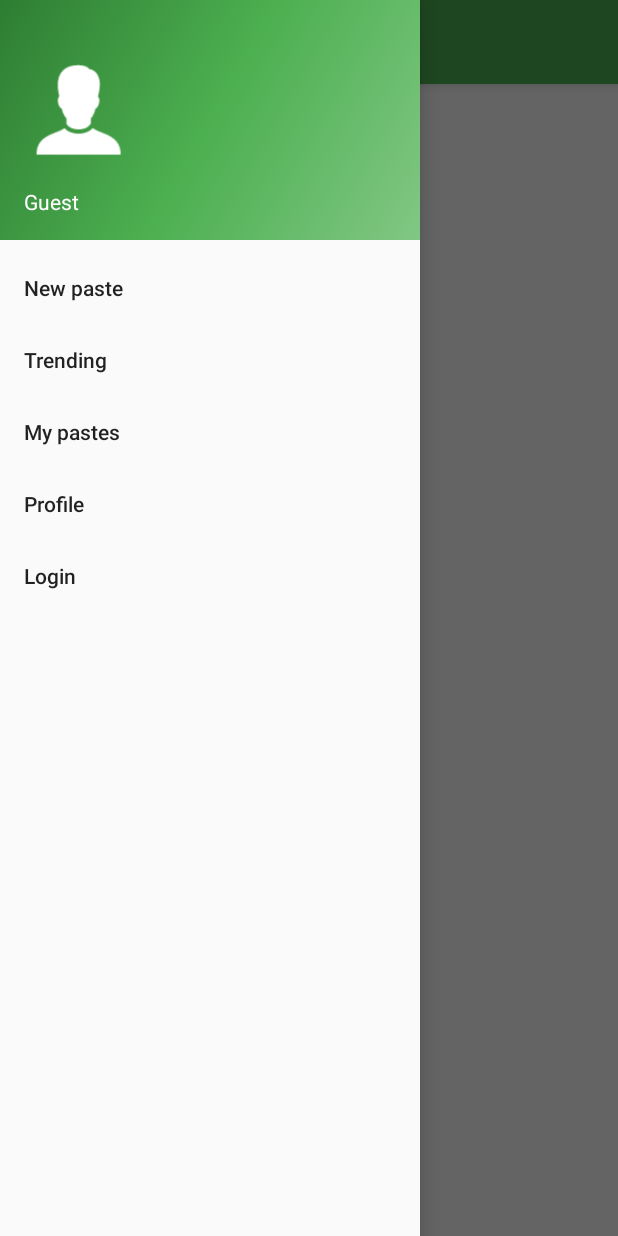
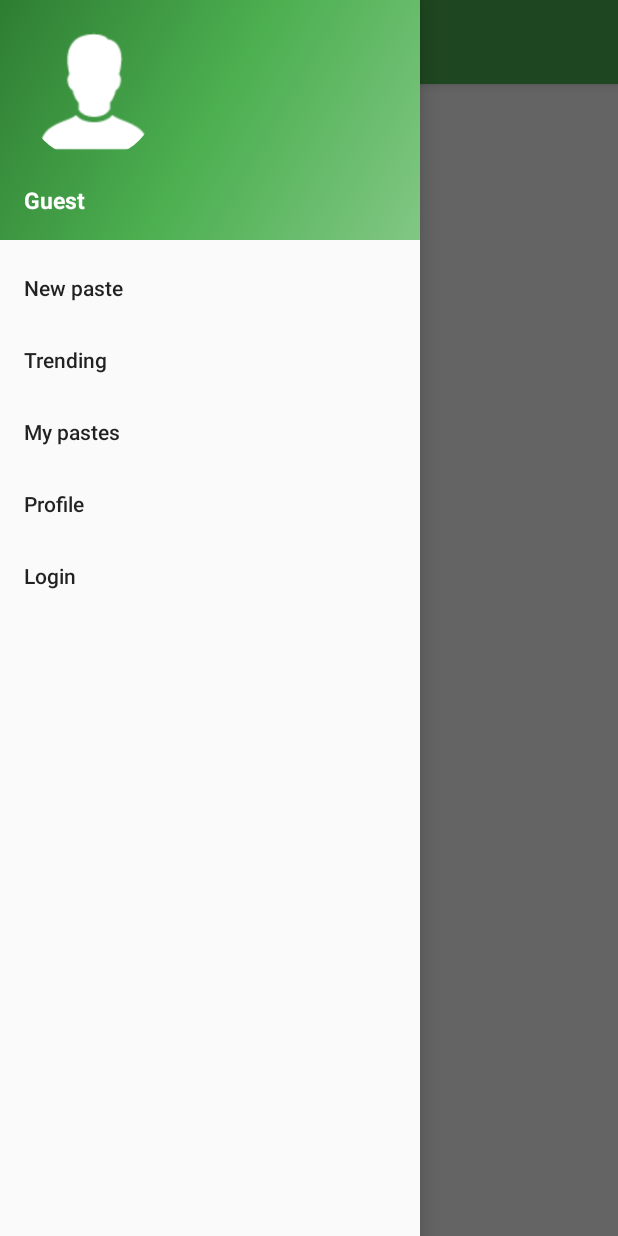
Before and after one commit to OstapOpalinskiy/PastebinClient, an Android app: the fragment MyPastesFragment placed in its activity, with the side drawer open, on a phone screen of 412 x 824 dp. Run offline under Robolectric (Android 15) with nearby library versions, the phone set to English and light mode, and no system bars; our stand-ins replace CircleImageView, Picasso; pictures from the network do not load; 1 statement that could not run was skipped.

```diff
--- a/app/src/main/AndroidManifest.xml
+++ b/app/src/main/AndroidManifest.xml
@@ -3,6 +3,10 @@
     package="com.opalinskiy.ostap.pastebin">
 
     <uses-permission android:name="android.permission.INTERNET" />
+    <!--<uses-permission android:name="android.permission.ACCESS_NETWORK_STATE"/>-->
+    <!--<uses-permission android:name="android.permission.ACCESS_WIFI_STATE"/>-->
+    <!--<uses-permission android:name="android.permission.CHANGE_WIFI_STATE"/>-->
+    <!--<uses-permission android:name="android.permission.CHANGE_NETWORK_STATE"/>-->
 
     <application
         android:allowBackup="true"
--- a/app/src/main/java/com/opalinskiy/ostap/pastebin/global/Constants.java
+++ b/app/src/main/java/com/opalinskiy/ostap/pastebin/global/Constants.java
@@ -17,6 +17,7 @@ public class Constants {
     public static final String PREFS_NAME = "MyPrefsFile";
     public static final String BASE_URL = "http://pastebin.com/";
     public static final String TAG = "LOG_TAG";
+    public static final String TAG1 = "LOG_TAG1";
     public static final String API_DEV_KEY = "981f58fade8b3563ce798ce60b2dbcfd";
     public static final String MAIN_SCREEN_FRAGMENT_TAG = "fragment main";
     public static final String MY_PASTES_FRAGMENT_TAG = "fragment my pastes";
--- a/app/src/main/java/com/opalinskiy/ostap/pastebin/screens/main_screen/IMainScreen.java
+++ b/app/src/main/java/com/opalinskiy/ostap/pastebin/screens/main_screen/IMainScreen.java
@@ -35,5 +35,7 @@ public interface IMainScreen {
 
         void onWrongLogin();
 
+        void setGuest();
+
     }
 }
--- a/app/src/main/java/com/opalinskiy/ostap/pastebin/screens/main_screen/presenter/MainScreenPresenter.java
+++ b/app/src/main/java/com/opalinskiy/ostap/pastebin/screens/main_screen/presenter/MainScreenPresenter.java
@@ -6,8 +6,8 @@ import android.util.Log;
 
 import com.opalinskiy.ostap.pastebin.global.Constants;
 import com.opalinskiy.ostap.pastebin.interactor.ConnectProvider;
+import com.opalinskiy.ostap.pastebin.interactor.DataInteractor;
 import com.opalinskiy.ostap.pastebin.interactor.IDataInteractor;
-import com.opalinskiy.ostap.pastebin.interactor.DataInteractor;
 import com.opalinskiy.ostap.pastebin.interactor.OnLoadFinishedListener;
 import com.opalinskiy.ostap.pastebin.interactor.models.User;
 import com.opalinskiy.ostap.pastebin.screens.main_screen.IMainScreen;
@@ -59,6 +59,7 @@ public class MainScreenPresenter implements IMainScreen.IPresenter {
                 }
                 SharedPreferences.Editor ed = prefs.edit();
                 ed.putBoolean(Constants.IS_REGISTERED_KEY, true);
+                ed.apply();
             }
 
             @Override
@@ -115,22 +116,20 @@ public class MainScreenPresenter implements IMainScreen.IPresenter {
 
     @Override
     public void setData(SharedPreferences prefs) {
-
-        String userKey = prefs.getString(Constants.USER_KEY_TAG, "");
-        Log.d(Constants.TAG, "setData(), user key:" + userKey);
-        Log.d(Constants.TAG, "setData(), user name:" + prefs.getString(Constants.LOGIN_KEY, ""));
-        if(TextUtils.isEmpty(userKey)){
-            loadUserKey(prefs, false);
-        }else {
+        if(prefs.getBoolean(Constants.IS_REGISTERED_KEY, false)){
             loadUser(prefs, false);
+        } else{
+            view.setGuest();
         }
     }
 
     @Override
     public void onLogout(SharedPreferences prefs) {
+        Log.d(Constants.TAG, "onLogout");
         view.setLoginScreen();
         SharedPreferences.Editor ed = prefs.edit();
         ed.putBoolean(Constants.IS_REGISTERED_KEY, false);
+        ed.apply();
 
     }
 
--- a/app/src/main/java/com/opalinskiy/ostap/pastebin/screens/main_screen/view/NavigationDrawerActivity.java
+++ b/app/src/main/java/com/opalinskiy/ostap/pastebin/screens/main_screen/view/NavigationDrawerActivity.java
@@ -5,32 +5,29 @@ import android.os.Bundle;
 import android.support.design.widget.NavigationView;
 import android.support.v4.app.Fragment;
 import android.support.v4.app.FragmentTransaction;
+import android.support.v4.content.ContextCompat;
 import android.support.v4.view.GravityCompat;
 import android.support.v4.widget.DrawerLayout;
 import android.support.v7.app.ActionBarDrawerToggle;
 import android.support.v7.app.AppCompatActivity;
 import android.support.v7.widget.Toolbar;
-import android.util.Log;
 import android.view.MenuItem;
-import android.view.View;
 import android.widget.ImageView;
 import android.widget.TextView;
 import android.widget.Toast;
 
+import com.opalinskiy.ostap.pastebin.R;
 import com.opalinskiy.ostap.pastebin.global.Constants;
-import com.opalinskiy.ostap.pastebin.R;
 import com.opalinskiy.ostap.pastebin.screens.login_screen.view.LoginFragment;
 import com.opalinskiy.ostap.pastebin.screens.main_screen.IMainScreen;
 import com.opalinskiy.ostap.pastebin.screens.main_screen.presenter.MainScreenPresenter;
+import com.opalinskiy.ostap.pastebin.screens.my_pastes_screen.view.MyPastesFragment;
 import com.opalinskiy.ostap.pastebin.screens.new_paste_screen.view.NewPasteFragment;
-import com.opalinskiy.ostap.pastebin.screens.my_pastes_screen.view.MyPastesFragment;
 import com.opalinskiy.ostap.pastebin.screens.profile_screen.view.ProfileFragment;
 import com.squareup.picasso.Picasso;
 
 public class NavigationDrawerActivity extends AppCompatActivity
         implements NavigationView.OnNavigationItemSelectedListener, IMainScreen.IView {
-    private DrawerLayout drawer;
-    private NavigationView navigationView;
     private IMainScreen.IPresenter presenter;
     private ImageView avatar;
     private TextView name;
@@ -40,7 +37,6 @@ public class NavigationDrawerActivity extends AppCompatActivity
     @Override
     protected void onCreate(Bundle savedInstanceState) {
         super.onCreate(savedInstanceState);
-        Log.d(Constants.TAG, "in onCreate in Base");
         setContentView(R.layout.activity_main_screen);
         init();
         presenter.setData(preferences);
@@ -55,41 +51,38 @@ public class NavigationDrawerActivity extends AppCompatActivity
         presenter = MainScreenPresenter.getInstance(this);
         Toolbar toolbar = (Toolbar) findViewById(R.id.toolbar);
         setSupportActionBar(toolbar);
+        DrawerLayout drawer = (DrawerLayout) findViewById(R.id.drawer_layout);
 
-        drawer = (DrawerLayout) findViewById(R.id.drawer_layout);
         ActionBarDrawerToggle toggle = new ActionBarDrawerToggle(
                 this,
                 drawer,
                 toolbar,
                 R.string.navigation_drawer_open,
-                R.string.navigation_drawer_close) {
+                R.string.navigation_drawer_close);
 
-            public void onDrawerOpened(View drawerView) {
-                super.onDrawerOpened(drawerView);
-                Log.d(Constants.TAG, "Drawer opened!!!");
-               // presenter.setData(preferences);
-                //TODO: load user avatar and user name here
+        if (drawer != null) {
+            drawer.addDrawerListener(toggle);
         }
-        };
-
-
-        drawer.addDrawerListener(toggle);
         toggle.syncState();
 
-        navigationView = (NavigationView) findViewById(R.id.nav_view);
+        NavigationView navigationView = (NavigationView) findViewById(R.id.nav_view);
+        if (navigationView != null) {
             avatar = (ImageView) navigationView.getHeaderView(0).findViewById(R.id.iv_header);
             name = (TextView) navigationView.getHeaderView(0).findViewById(R.id.tv_name);
             navigationView.setNavigationItemSelectedListener(this);
+        }
     }
 
 
     @Override
     public void onBackPressed() {
         DrawerLayout drawer = (DrawerLayout) findViewById(R.id.drawer_layout);
+        if (drawer != null) {
             if (drawer.isDrawerOpen(GravityCompat.START)) {
                 drawer.closeDrawer(GravityCompat.START);
             } else {
                 super.onBackPressed();
+            }
         }
     }
 
@@ -141,7 +134,6 @@ public class NavigationDrawerActivity extends AppCompatActivity
                 .commit();
     }
 
-
     @Override
     public void setAvatar(String url) {
         Picasso.
@@ -157,10 +149,16 @@ public class NavigationDrawerActivity extends AppCompatActivity
 
     @Override
     public void setLoginScreen() {
-        avatar.setImageDrawable(getResources().getDrawable(R.drawable.guest_white));
+        avatar.setImageDrawable(ContextCompat.getDrawable(this, R.drawable.guest_white));
         name.setText(R.string.guest);
         commitFragment(new LoginFragment(), Constants.LOGIN_FRAGMENT_TAG, true);
     }
+
+    @Override
+    public void setGuest() {
+        avatar.setImageDrawable(ContextCompat.getDrawable(this, R.drawable.guest_white));
+    }
+
 
     @Override
     public void setProfileScreen() {
--- a/app/src/main/java/com/opalinskiy/ostap/pastebin/screens/my_pastes_screen/presenter/MyPastesPresenter.java
+++ b/app/src/main/java/com/opalinskiy/ostap/pastebin/screens/my_pastes_screen/presenter/MyPastesPresenter.java
@@ -24,13 +24,10 @@ public class MyPastesPresenter implements IMyPastesScreen.IPresenter {
     private IDataInteractor model;
     private IMyPastesScreen.IView view;
     private int myOrTrending;
-    private IMainScreen.IPresenter mainPresenter;
 
 
-    public MyPastesPresenter(IMyPastesScreen.IView view
-            , IMainScreen.IView mainView, int myOrTrending) {
+    public MyPastesPresenter(IMyPastesScreen.IView view, int myOrTrending) {
         this.view = view;
-        mainPresenter = MainScreenPresenter.getInstance(mainView);
         model = new DataInteractor(ConnectProvider.getInstance().getRetrofit(), new ConverterUtils());
         this.myOrTrending = myOrTrending;
     }
@@ -38,12 +35,11 @@ public class MyPastesPresenter implements IMyPastesScreen.IPresenter {
     @Override
     public void showMyPastes(SharedPreferences prefs) {
         String userKey = prefs.getString(Constants.USER_KEY_TAG, "");
-        boolean isRegistered = prefs.getBoolean(Constants.IS_REGISTERED_KEY, true);
+        boolean isRegistered = prefs.getBoolean(Constants.IS_REGISTERED_KEY, false);
         if (myOrTrending == Constants.MY_PASTES) {
             if (isRegistered) {
                 getMyPastes(userKey);
             } else {
-                mainPresenter.onLogout(prefs);
                 view.showMessage();
             }
         } else {
--- a/app/src/main/java/com/opalinskiy/ostap/pastebin/screens/my_pastes_screen/view/MyPastesFragment.java
+++ b/app/src/main/java/com/opalinskiy/ostap/pastebin/screens/my_pastes_screen/view/MyPastesFragment.java
@@ -14,7 +14,6 @@ import android.widget.Toast;
 import com.opalinskiy.ostap.pastebin.R;
 import com.opalinskiy.ostap.pastebin.global.Constants;
 import com.opalinskiy.ostap.pastebin.interactor.models.Paste;
-import com.opalinskiy.ostap.pastebin.screens.main_screen.IMainScreen;
 import com.opalinskiy.ostap.pastebin.screens.main_screen.view.NavigationDrawerActivity;
 import com.opalinskiy.ostap.pastebin.screens.my_pastes_screen.IMyPastesScreen;
 import com.opalinskiy.ostap.pastebin.screens.my_pastes_screen.presenter.MyPastesPresenter;
@@ -43,7 +42,7 @@ public class MyPastesFragment extends Fragment
         recyclerView = (RecyclerView) view.findViewById(R.id.recyclerView_MPF);
         myOrTrending = getArguments().getInt(Constants.MY_OR_TRANDING_KEY);
         prefs = getActivity().getSharedPreferences(Constants.PREFS_NAME, 0);
-        presenter = new MyPastesPresenter(this, ((IMainScreen.IView) getActivity()), myOrTrending);
+        presenter = new MyPastesPresenter(this, myOrTrending);
     }
 
     @Override
--- a/app/src/main/java/com/opalinskiy/ostap/pastebin/screens/new_paste_screen/view/NewPasteFragment.java
+++ b/app/src/main/java/com/opalinskiy/ostap/pastebin/screens/new_paste_screen/view/NewPasteFragment.java
@@ -104,7 +104,6 @@ public class NewPasteFragment extends Fragment implements INewPaste.IView {
                 String url = tvLink.getText().toString();
                 Intent intent = new Intent(Intent.ACTION_VIEW, Uri.parse(url));
                 presenter.openLink(getActivity(), intent);
-
             }
         });
     }
--- a/app/src/main/res/layout/nav_header_main_screen.xml
+++ b/app/src/main/res/layout/nav_header_main_screen.xml
@@ -14,10 +14,8 @@
 
     <de.hdodenhof.circleimageview.CircleImageView
         android:id="@+id/iv_header"
-        android:layout_width="70dp"
-        android:layout_height="70dp"
-        android:background="@drawable/guest_white"/>
-
+        android:layout_width="90dp"
+        android:layout_height="90dp"/>
 
     <TextView
         android:id="@+id/tv_name"
@@ -25,6 +23,8 @@
         android:layout_height="wrap_content"
         android:paddingTop="@dimen/nav_header_vertical_spacing"
         android:text="@string/guest"
-        android:textAppearance="@style/TextAppearance.AppCompat.Body1" />
+        android:textStyle="bold"
+        android:textColor="@android:color/white"
+        android:textSize="15sp"/>
 
 </LinearLayout>
```
Lines whose indentation alone changed are shown as unchanged.
